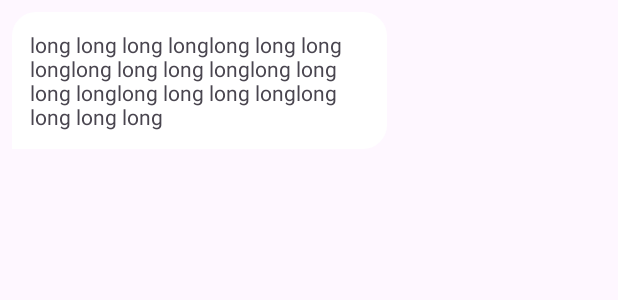
After one commit to tigobi/messenger2, an Android app: the layout other_message_item.xml on its own in the app's theme, with its tools: preview values and no code run, on a phone screen of 412 x 824 dp. The commit adds this screen. Shown: the top 300 px of the screen. Run offline under Robolectric (Android 15) with nearby library versions, the phone set to English and light mode, and no system bars.

Commit message:
11.13 full

```diff
--- a/app/src/main/AndroidManifest.xml
+++ b/app/src/main/AndroidManifest.xml
@@ -12,6 +12,9 @@
         android:supportsRtl="true"
         android:theme="@style/Theme.Messenger2"
         tools:targetApi="31">
+        <activity
+            android:name=".ChatActivity"
+            android:exported="false" />
         <activity
             android:name=".UsersActivity"
             android:exported="false" />
--- /dev/null
+++ b/app/src/main/res/drawable/other_message_bg.xml
@@ -0,0 +1,13 @@
+<?xml version="1.0" encoding="utf-8"?>
+<shape xmlns:android="http://schemas.android.com/apk/res/android"
+    android:shape="rectangle">
+    <solid android:color="@color/white" />
+    <corners
+        android:radius="16dp"
+        android:bottomLeftRadius="0dp" />
+    <padding
+        android:bottom="12dp"
+        android:left="12dp"
+        android:right="12dp"
+        android:top="12dp" />
+</shape>
--- /dev/null
+++ b/app/src/main/res/layout/other_message_item.xml
@@ -0,0 +1,19 @@
+<?xml version="1.0" encoding="utf-8"?>
+<androidx.constraintlayout.widget.ConstraintLayout xmlns:android="http://schemas.android.com/apk/res/android"
+    android:layout_width="match_parent"
+    android:layout_height="wrap_content"
+    xmlns:app="http://schemas.android.com/apk/res-auto"
+    xmlns:tools="http://schemas.android.com/tools"
+    android:padding="8dp">
+
+    <TextView
+        android:id="@+id/textViewMessage"
+        android:layout_width="wrap_content"
+        android:layout_height="wrap_content"
+        android:background="@drawable/other_message_bg"
+        app:layout_constraintStart_toStartOf="parent"
+        app:layout_constraintTop_toTopOf="parent"
+        android:maxWidth="250dp"
+        tools:text="long long long longlong long long longlong long long longlong long long longlong long long longlong long long long " />
+
+</androidx.constraintlayout.widget.ConstraintLayout>
--- a/app/src/main/res/values/strings.xml
+++ b/app/src/main/res/values/strings.xml
@@ -17,4 +17,5 @@
     <string name="reset_password">RESET PASSWORD</string>
     <string name="logout">Logout</string>
     <string name="success_reset_message">The reset link has been successfully sent</string>
+    <string name="type_your_message">Type your message</string>
 </resources>
```
Also changed, not shown: app/src/main/java/com/example/messenger2/ChatActivity.java (added, +33 -0 lines), app/src/main/res/layout/activity_chat.xml (added, +65 -0 lines).
